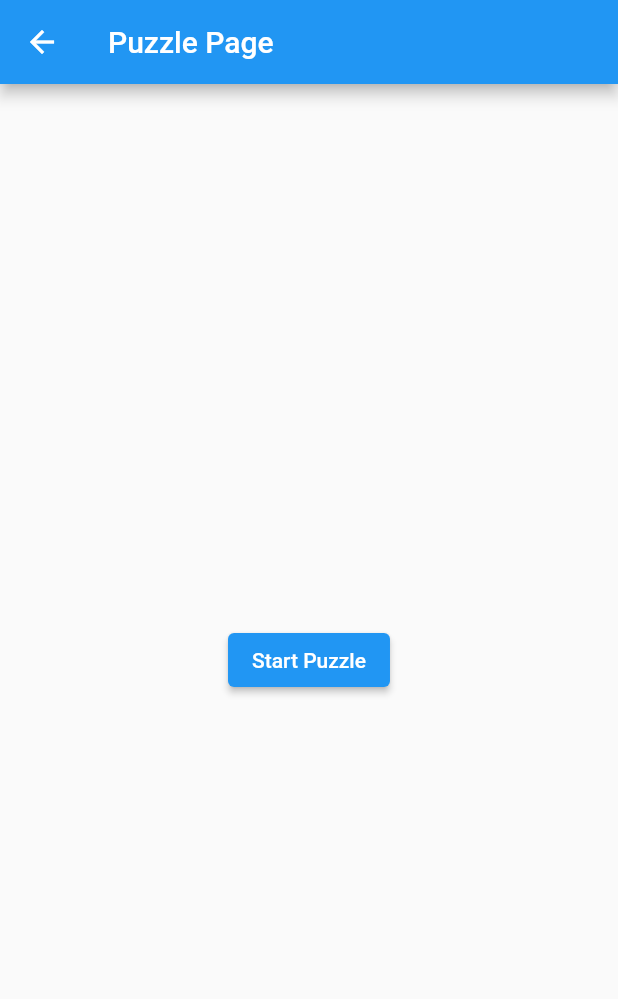
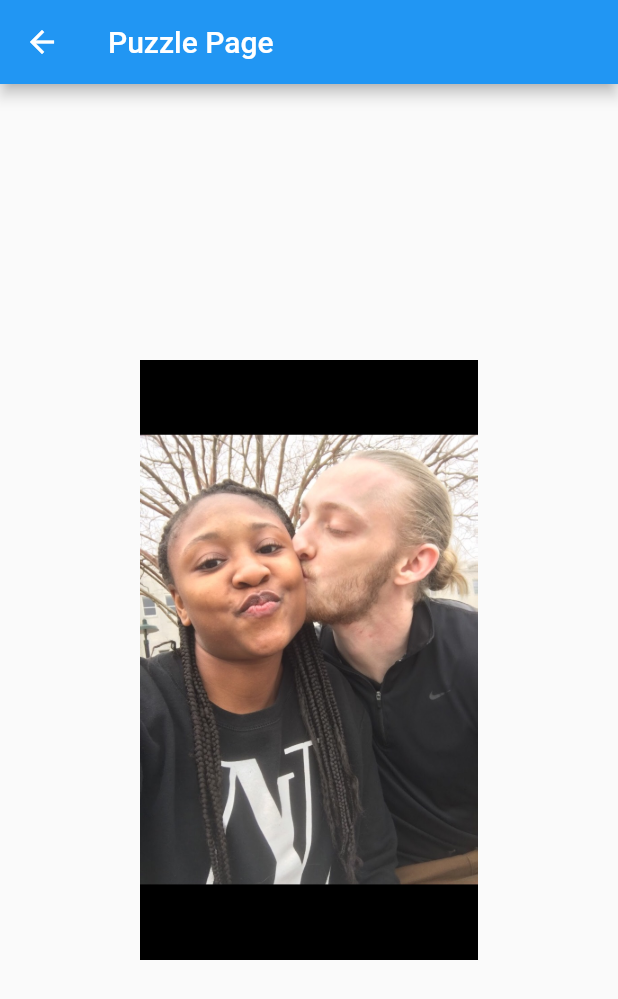
Before and after one commit to BlaineHalvorson/Puzzlr, a Flutter app: the PuzzlePage screen opened directly, on a phone screen of 412 x 824 dp. Shown: the top 999 px of the screen. Run offline on Flutter 3.47's test engine with Material 2 defaults, Android fonts, the phone set to English and light mode, and no system bars.

Commit message:
Loads an image from assets folder

```diff
--- a/puzzlr/lib/puzzle_page.dart
+++ b/puzzlr/lib/puzzle_page.dart
@@ -11,16 +11,7 @@ class PuzzlePage extends StatelessWidget {
         title: const Text('Puzzle Page'),
       ),
       body: Center(
-        child: ElevatedButton(
-          child: const Text('Start Puzzle'),
-          onPressed: () {
-            //TODO: load in a picture when this button is pressed
-            Navigator.push;{
-              context;
-              MaterialPageRoute(builder: (context) => const PuzzlePage());
-            }
-          },
-        ),
+        child: new Image.asset('assets/test_picture.jpeg', height: 400, width: 400)
       ),
     );
   }
--- a/puzzlr/pubspec.yaml
+++ b/puzzlr/pubspec.yaml
@@ -58,9 +58,8 @@ flutter:
   uses-material-design: true
 
   # To add assets to your application, add an assets section, like this:
-  # assets:
-  #   - images/a_dot_burr.jpeg
-  #   - images/a_dot_ham.jpeg
+  assets:
+    - assets/
 
   # An image asset can refer to one or more resolution-specific "variants", see
   # https://flutter.dev/assets-and-images/#resolution-aware.
```
Also changed, not shown: puzzlr/assets/test_picture.jpeg (added).
